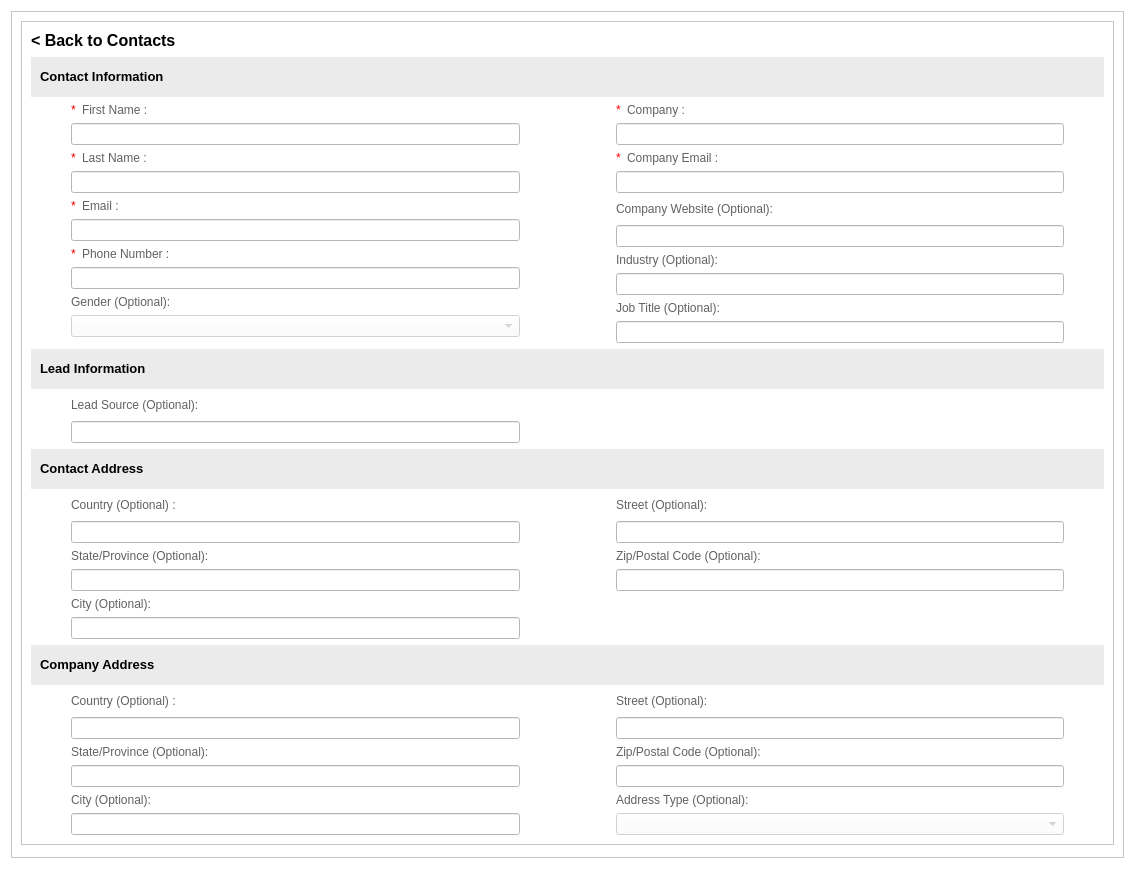
Old version of the form CRM/views/ui/contacts_view.ui in the repository ImGaby123/SalesOptimizer-CRM.
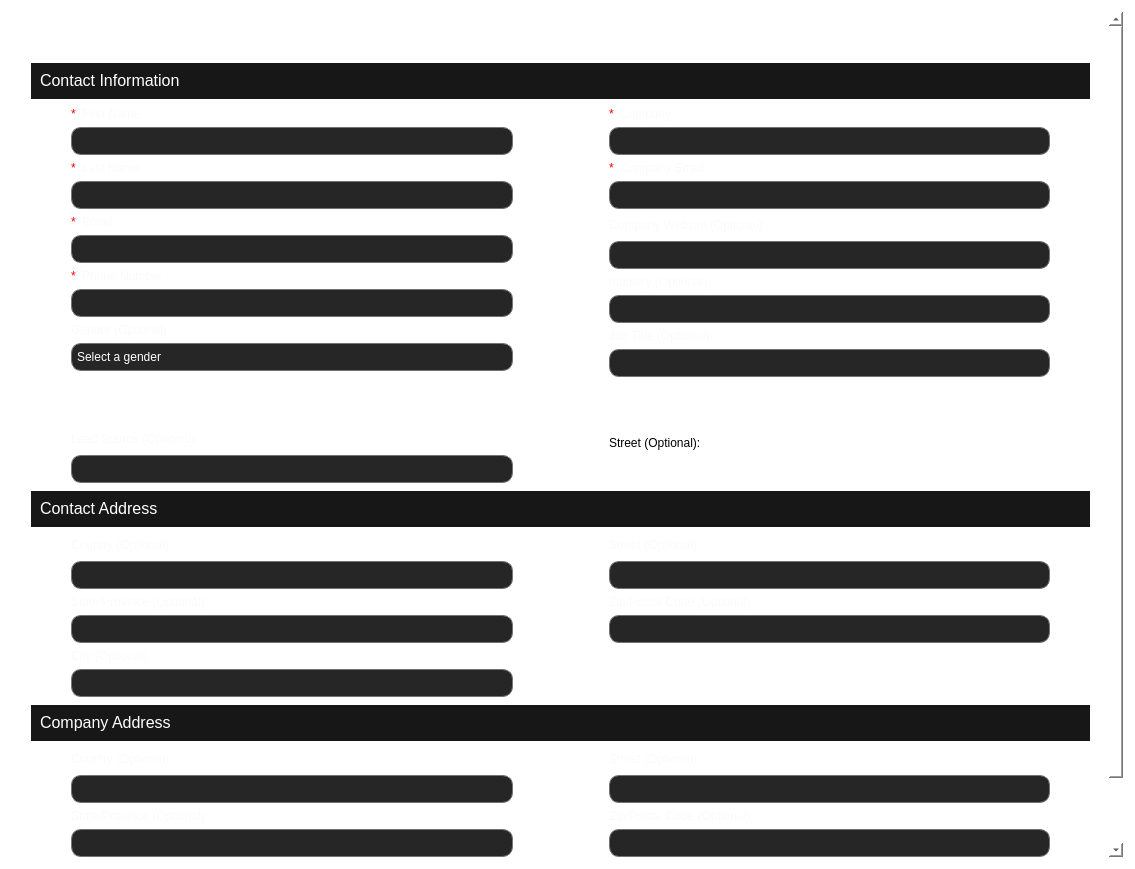
New version of the form. Icons and pictures are not drawn.

Patch:
```diff
--- a/CRM/views/ui/contacts_view.ui
+++ b/CRM/views/ui/contacts_view.ui
@@ -20,7 +20,10 @@
    <string>Contact Details</string>
   </property>
   <property name="styleSheet">
-   <string notr="true">background-color: rgb(255, 255, 255);</string>
+   <string notr="true">background-color: transparent;
+background-color: rgb(255, 255, 255);
+
+</string>
   </property>
   <layout class="QGridLayout" name="gridLayout_11">
    <item row="0" column="0">
@@ -32,7 +35,8 @@
       </sizepolicy>
      </property>
      <property name="styleSheet">
-      <string notr="true">background-color: rgb(255, 255, 255);</string>
+      <string notr="true">background-color: transparent;
+</string>
      </property>
      <property name="widgetResizable">
       <bool>true</bool>
@@ -44,9 +48,9 @@
       <property name="geometry">
        <rect>
         <x>0</x>
-        <y>0</y>
+        <y>-341</y>
         <width>1094</width>
-        <height>1040</height>
+        <height>1186</height>
        </rect>
       </property>
       <property name="sizePolicy">
@@ -90,8 +94,8 @@
           </size>
          </property>
          <property name="styleSheet">
-          <string notr="true">
-background-color: rgb(255, 255, 255);</string>
+          <string notr="true">background-color: transparent;
+</string>
          </property>
          <property name="frameShape">
           <enum>QFrame::Shape::StyledPanel</enum>
@@ -143,6 +147,16 @@
                   <height>16777215</height>
                  </size>
                 </property>
+                <property name="styleSheet">
+                 <string notr="true">QLineEdit {
+    background-color: #262626;
+    border: 1px solid #737373;
+    color: white;
+	border-radius: 10px;
+	padding: 5px;
+	font: 10pt &quot;Segoe UI&quot;;
+}</string>
+                </property>
                </widget>
               </item>
               <item row="10" column="0">
@@ -154,7 +168,7 @@
                  </sizepolicy>
                 </property>
                 <property name="styleSheet">
-                 <string notr="true">color: rgb(98, 98, 98);</string>
+                 <string notr="true">color: #FAFAFA;</string>
                 </property>
                 <property name="text">
                  <string>Job Title (Optional):</string>
@@ -184,6 +198,16 @@
                   <height>16777215</height>
                  </size>
                 </property>
+                <property name="styleSheet">
+                 <string notr="true">QLineEdit {
+    background-color: #262626;
+    border: 1px solid #737373;
+    color: white;
+	border-radius: 10px;
+	padding: 5px;
+	font: 10pt &quot;Segoe UI&quot;;
+}</string>
+                </property>
                </widget>
               </item>
               <item row="0" column="0">
@@ -213,7 +237,7 @@
                    </sizepolicy>
                   </property>
                   <property name="styleSheet">
-                   <string notr="true">color: rgb(98, 98, 98);</string>
+                   <string notr="true">color: #FAFAFA;</string>
                   </property>
                   <property name="text">
                    <string>Company :</string>
@@ -245,6 +269,16 @@
                   <height>16777215</height>
                  </size>
                 </property>
+                <property name="styleSheet">
+                 <string>QLineEdit {
+    background-color: #262626;
+    border: 1px solid #737373;
+    color: white;
+	border-radius: 10px;
+	padding: 5px;
+	font: 10pt &quot;Segoe UI&quot;;
+}</string>
+                </property>
                </widget>
               </item>
               <item row="1" column="0">
@@ -270,6 +304,16 @@
                   <height>16777215</height>
                  </size>
                 </property>
+                <property name="styleSheet">
+                 <string notr="true">QLineEdit {
+    background-color: #262626;
+    border: 1px solid #737373;
+    color: white;
+	border-radius: 10px;
+	padding: 5px;
+	font: 10pt &quot;Segoe UI&quot;;
+}</string>
+                </property>
                </widget>
               </item>
               <item row="8" column="0">
@@ -281,7 +325,7 @@
                  </sizepolicy>
                 </property>
                 <property name="styleSheet">
-                 <string notr="true">color: rgb(98, 98, 98);</string>
+                 <string notr="true">color: #FAFAFA;</string>
                 </property>
                 <property name="text">
                  <string>Industry (Optional):</string>
@@ -297,7 +341,7 @@
                  </sizepolicy>
                 </property>
                 <property name="styleSheet">
-                 <string notr="true">color: rgb(98, 98, 98);</string>
+                 <string notr="true">color: #FAFAFA;</string>
                 </property>
                 <property name="text">
                  <string>Company Website (Optional):</string>
@@ -327,6 +371,16 @@
                   <height>16777215</height>
                  </size>
                 </property>
+                <property name="styleSheet">
+                 <string notr="true">QLineEdit {
+    background-color: #262626;
+    border: 1px solid #737373;
+    color: white;
+	border-radius: 10px;
+	padding: 5px;
+	font: 10pt &quot;Segoe UI&quot;;
+}</string>
+                </property>
                </widget>
               </item>
               <item row="6" column="1">
@@ -372,7 +426,7 @@
                    </sizepolicy>
                   </property>
                   <property name="styleSheet">
-                   <string notr="true">color: rgb(98, 98, 98);</string>
+                   <string notr="true">color: #FAFAFA;</string>
                   </property>
                   <property name="text">
                    <string>Company Email :</string>
@@ -408,6 +462,16 @@
                   <height>16777215</height>
                  </size>
                 </property>
+                <property name="styleSheet">
+                 <string notr="true">QLineEdit {
+    background-color: #262626;
+    border: 1px solid #737373;
+    color: white;
+	border-radius: 10px;
+	padding: 5px;
+	font: 10pt &quot;Segoe UI&quot;;
+}</string>
+                </property>
                </widget>
               </item>
               <item row="8" column="1">
@@ -433,6 +497,16 @@
                   <height>16777215</height>
                  </size>
                 </property>
+                <property name="styleSheet">
+                 <string notr="true">QLineEdit {
+    background-color: #262626;
+    border: 1px solid #737373;
+    color: white;
+	border-radius: 10px;
+	padding: 5px;
+	font: 10pt &quot;Segoe UI&quot;;
+}</string>
+                </property>
                </widget>
               </item>
               <item row="9" column="1">
@@ -444,7 +518,7 @@
                  </sizepolicy>
                 </property>
                 <property name="styleSheet">
-                 <string notr="true">color: rgb(98, 98, 98);</string>
+                 <string notr="true">color: #FAFAFA;</string>
                 </property>
                 <property name="text">
                  <string>Gender (Optional):</string>
@@ -474,6 +548,16 @@
                   <height>16777215</height>
                  </size>
                 </property>
+                <property name="styleSheet">
+                 <string notr="true">QLineEdit {
+    background-color: #262626;
+    border: 1px solid #737373;
+    color: white;
+	border-radius: 10px;
+	padding: 5px;
+	font: 10pt &quot;Segoe UI&quot;;
+}</string>
+                </property>
                </widget>
               </item>
               <item row="10" column="1">
@@ -488,7 +572,24 @@
                  </sizepolicy>
                 </property>
                 <property name="styleSheet">
-                 <string notr="true"/>
+                 <string notr="true">QComboBox {
+    background-color: #262626;
+    border: 1px solid #737373;
+    color: white;
+    border-radius: 10px;
+    padding: 5px;
+    font: 10pt &quot;Segoe UI&quot;;
+}
+
+QComboBox::drop-down {
+    border: none;
+}
+
+QComboBox QAbstractItemView {
+    background-color: #262626;
+    color: white;
+    border-radius: 10px;
+}</string>
                 </property>
                 <property name="currentIndex">
                  <number>-1</number>
@@ -556,7 +657,7 @@
                    </sizepolicy>
                   </property>
                   <property name="styleSheet">
-                   <string notr="true">color: rgb(98, 98, 98);</string>
+                   <string notr="true">color: #FAFAFA;</string>
                   </property>
                   <property name="text">
                    <string>First Name :</string>
@@ -588,6 +689,16 @@
                   <height>16777215</height>
                  </size>
                 </property>
+                <property name="styleSheet">
+                 <string notr="true">QLineEdit {
+    background-color: #262626;
+    border: 1px solid #737373;
+    color: white;
+	border-radius: 10px;
+	padding: 5px;
+	font: 10pt &quot;Segoe UI&quot;;
+}</string>
+                </property>
                </widget>
               </item>
               <item row="3" column="1">
@@ -617,7 +728,7 @@
                    </sizepolicy>
                   </property>
                   <property name="styleSheet">
-                   <string notr="true">color: rgb(98, 98, 98);</string>
+                   <string notr="true">color: #FAFAFA;</string>
                   </property>
                   <property name="text">
                    <string>Last Name :</string>
@@ -653,7 +764,7 @@
                    </sizepolicy>
                   </property>
                   <property name="styleSheet">
-                   <string notr="true">color: rgb(98, 98, 98);</string>
+                   <string notr="true">color: #FAFAFA;</string>
                   </property>
                   <property name="text">
                    <string>Email :</string>
@@ -689,7 +800,7 @@
                    </sizepolicy>
                   </property>
                   <property name="styleSheet">
-                   <string notr="true">color: rgb(98, 98, 98);</string>
+                   <string notr="true">color: #FAFAFA;</string>
                   </property>
                   <property name="text">
                    <string>Phone Number :</string>
@@ -719,7 +830,14 @@
                </size>
               </property>
               <property name="styleSheet">
-               <string notr="true">background-color: rgb(235, 235, 235);</string>
+               <string notr="true">QWidget {
+    background-color: #171717;
+    border-top: 2px solid #ffffff;   /* Change color/width as needed */
+    border-bottom: 2px solid #ffffff;
+    border-left: none;
+    border-right: none;
+}
+</string>
               </property>
               <layout class="QGridLayout" name="gridLayout_4">
                <item row="0" column="0">
@@ -732,12 +850,18 @@
                  </property>
                  <property name="font">
                   <font>
-                   <pointsize>10</pointsize>
-                   <bold>true</bold>
+                   <family>Segoe UI</family>
+                   <pointsize>12</pointsize>
+                   <italic>false</italic>
+                   <fontweight>Black</fontweight>
                   </font>
                  </property>
                  <property name="styleSheet">
-                  <string notr="true"/>
+                  <string notr="true">QLabel {
+    border: none;
+    color: white;
+font: 900 12pt &quot;Segoe UI&quot;;
+}</string>
                  </property>
                  <property name="text">
                   <string>Company Address </string>
@@ -758,6 +882,16 @@
                 <property name="enabled">
                  <bool>false</bool>
                 </property>
+                <property name="styleSheet">
+                 <string notr="true">QLineEdit {
+    background-color: #262626;
+    border: 1px solid #737373;
+    color: white;
+	border-radius: 10px;
+	padding: 5px;
+	font: 10pt &quot;Segoe UI&quot;;
+}</string>
+                </property>
                </widget>
               </item>
               <item row="4" column="1">
@@ -788,7 +922,24 @@
                  </sizepolicy>
                 </property>
                 <property name="styleSheet">
-                 <string notr="true"/>
+                 <string notr="true">QComboBox {
+    background-color: #262626;
+    border: 1px solid #737373;
+    color: white;
+    border-radius: 10px;
+    padding: 5px;
+    font: 10pt &quot;Segoe UI&quot;;
+}
+
+QComboBox::drop-down {
+    border: none;
+}
+
+QComboBox QAbstractItemView {
+    background-color: #262626;
+    color: white;
+    border-radius: 10px;
+}</string>
                 </property>
                 <property name="currentIndex">
                  <number>-1</number>
@@ -822,7 +973,7 @@
                  </sizepolicy>
                 </property>
                 <property name="styleSheet">
-                 <string notr="true">color: rgb(98, 98, 98);</string>
+                 <string notr="true">color: #FAFAFA;</string>
                 </property>
                 <property name="text">
                  <string>Zip/Postal Code (Optional):</string>
@@ -838,7 +989,7 @@
                  </sizepolicy>
                 </property>
                 <property name="styleSheet">
-                 <string notr="true">color: rgb(98, 98, 98);</string>
+                 <string notr="true">color: #FAFAFA;</string>
                 </property>
                 <property name="text">
                  <string>Street (Optional):</string>
@@ -868,6 +1019,16 @@
                   <height>16777215</height>
                  </size>
                 </property>
+                <property name="styleSheet">
+                 <string notr="true">QLineEdit {
+    background-color: #262626;
+    border: 1px solid #737373;
+    color: white;
+	border-radius: 10px;
+	padding: 5px;
+	font: 10pt &quot;Segoe UI&quot;;
+}</string>
+                </property>
                </widget>
               </item>
               <item row="9" column="0">
@@ -879,7 +1040,7 @@
                  </sizepolicy>
                 </property>
                 <property name="styleSheet">
-                 <string notr="true">color: rgb(98, 98, 98);</string>
+                 <string notr="true">color: #FAFAFA;</string>
                 </property>
                 <property name="text">
                  <string>Address Type (Optional):</string>
@@ -931,7 +1092,7 @@
                  </sizepolicy>
                 </property>
                 <property name="styleSheet">
-                 <string notr="true">color: rgb(98, 98, 98);</string>
+                 <string notr="true">color: #FAFAFA;</string>
                 </property>
                 <property name="text">
                  <string>Country (Optional) :</string>
@@ -961,6 +1122,16 @@
                   <height>16777215</height>
                  </size>
                 </property>
+                <property name="styleSheet">
+                 <string notr="true">QLineEdit {
+    background-color: #262626;
+    border: 1px solid #737373;
+    color: white;
+	border-radius: 10px;
+	padding: 5px;
+	font: 10pt &quot;Segoe UI&quot;;
+}</string>
+                </property>
                </widget>
               </item>
               <item row="3" column="1">
@@ -986,6 +1157,16 @@
                   <height>16777215</height>
                  </size>
                 </property>
+                <property name="styleSheet">
+                 <string notr="true">QLineEdit {
+    background-color: #262626;
+    border: 1px solid #737373;
+    color: white;
+	border-radius: 10px;
+	padding: 5px;
+	font: 10pt &quot;Segoe UI&quot;;
+}</string>
+                </property>
                </widget>
               </item>
               <item row="2" column="1">
@@ -997,7 +1178,7 @@
                  </sizepolicy>
                 </property>
                 <property name="styleSheet">
-                 <string notr="true">color: rgb(98, 98, 98);</string>
+                 <string notr="true">color: #FAFAFA;</string>
                 </property>
                 <property name="text">
                  <string>State/Province (Optional):</string>
@@ -1013,7 +1194,7 @@
                  </sizepolicy>
                 </property>
                 <property name="styleSheet">
-                 <string notr="true">color: rgb(98, 98, 98);</string>
+                 <string notr="true">color: #FAFAFA;</string>
                 </property>
                 <property name="text">
                  <string>City (Optional):</string>
@@ -1031,6 +1212,16 @@
                   <verstretch>0</verstretch>
                  </sizepolicy>
                 </property>
+                <property name="styleSheet">
+                 <string notr="true">QLineEdit {
+    background-color: #262626;
+    border: 1px solid #737373;
+    color: white;
+	border-radius: 10px;
+	padding: 5px;
+	font: 10pt &quot;Segoe UI&quot;;
+}</string>
+                </property>
                </widget>
               </item>
              </layout>
@@ -1057,8 +1248,13 @@
                </size>
               </property>
               <property name="styleSheet">
-               <string notr="true">background-color: rgb(235, 235, 235);
-
+               <string notr="true">QWidget {
+    background-color: #171717;
+    border-top: 2px solid #ffffff;   /* Change color/width as needed */
+    border-bottom: 2px solid #ffffff;
+    border-left: none;
+    border-right: none;
+}
 </string>
               </property>
               <layout class="QGridLayout" name="gridLayout_5">
@@ -1072,12 +1268,18 @@
                  </property>
                  <property name="font">
                   <font>
-                   <pointsize>10</pointsize>
-                   <bold>true</bold>
+                   <family>Segoe UI</family>
+                   <pointsize>12</pointsize>
+                   <italic>false</italic>
+                   <fontweight>Black</fontweight>
                   </font>
                  </property>
                  <property name="styleSheet">
-                  <string notr="true"/>
+                  <string notr="true">QLabel {
+    border: none;
+    color: white;
+font: 900 12pt &quot;Segoe UI&quot;;
+}</string>
                  </property>
                  <property name="text">
                   <string>Contact Information</string>
@@ -1104,7 +1306,7 @@
                    </sizepolicy>
                   </property>
                   <property name="styleSheet">
-                   <string notr="true">color: rgb(98, 98, 98);</string>
+                   <string notr="true">color: #FAFAFA;</string>
                   </property>
                   <property name="text">
                    <string>Lead Source (Optional):</string>
@@ -1136,6 +1338,16 @@
                   <height>16777215</height>
                  </size>
                 </property>
+                <property name="styleSheet">
+                 <string notr="true">QLineEdit {
+    background-color: #262626;
+    border: 1px solid #737373;
+    color: white;
+	border-radius: 10px;
+	padding: 5px;
+	font: 10pt &quot;Segoe UI&quot;;
+}</string>
+                </property>
                </widget>
               </item>
               <item row="0" column="0">
@@ -1227,7 +1439,7 @@
                  </sizepolicy>
                 </property>
                 <property name="styleSheet">
-                 <string notr="true">color: rgb(255, 255, 255);</string>
+                 <string notr="true">color: rgb(0, 0, 0);</string>
                 </property>
                 <property name="text">
                  <string>Street (Optional):</string>
@@ -1247,6 +1459,16 @@
                 <property name="enabled">
                  <bool>false</bool>
                 </property>
+                <property name="styleSheet">
+                 <string notr="true">QLineEdit {
+    background-color: #262626;
+    border: 1px solid #737373;
+    color: white;
+	border-radius: 10px;
+	padding: 5px;
+	font: 10pt &quot;Segoe UI&quot;;
+}</string>
+                </property>
                </widget>
               </item>
               <item row="4" column="0">
@@ -1258,7 +1480,7 @@
                  </sizepolicy>
                 </property>
                 <property name="styleSheet">
-                 <string notr="true">color: rgb(98, 98, 98);</string>
+                 <string notr="true">color: #FAFAFA;</string>
                 </property>
                 <property name="text">
                  <string>Street (Optional):</string>
@@ -1304,6 +1526,16 @@
                   <height>16777215</height>
                  </size>
                 </property>
+                <property name="styleSheet">
+                 <string notr="true">QLineEdit {
+    background-color: #262626;
+    border: 1px solid #737373;
+    color: white;
+	border-radius: 10px;
+	padding: 5px;
+	font: 10pt &quot;Segoe UI&quot;;
+}</string>
+                </property>
                </widget>
               </item>
               <item row="7" column="0">
@@ -1315,7 +1547,7 @@
                  </sizepolicy>
                 </property>
                 <property name="styleSheet">
-                 <string notr="true">color: rgb(98, 98, 98);</string>
+                 <string notr="true">color: #FAFAFA;</string>
                 </property>
                 <property name="text">
                  <string>Zip/Postal Code (Optional):</string>
@@ -1358,7 +1590,7 @@
                  </sizepolicy>
                 </property>
                 <property name="styleSheet">
-                 <string notr="true">color: rgb(98, 98, 98);</string>
+                 <string notr="true">color: #FAFAFA;</string>
                 </property>
                 <property name="text">
                  <string>Country (Optional) :</string>
@@ -1388,6 +1620,16 @@
                   <height>16777215</height>
                  </size>
                 </property>
+                <property name="styleSheet">
+                 <string notr="true">QLineEdit {
+    background-color: #262626;
+    border: 1px solid #737373;
+    color: white;
+	border-radius: 10px;
+	padding: 5px;
+	font: 10pt &quot;Segoe UI&quot;;
+}</string>
+                </property>
                </widget>
               </item>
               <item row="3" column="1">
@@ -1413,6 +1655,16 @@
                   <height>16777215</height>
                  </size>
                 </property>
+                <property name="styleSheet">
+                 <string notr="true">QLineEdit {
+    background-color: #262626;
+    border: 1px solid #737373;
+    color: white;
+	border-radius: 10px;
+	padding: 5px;
+	font: 10pt &quot;Segoe UI&quot;;
+}</string>
+                </property>
                </widget>
               </item>
               <item row="2" column="1">
@@ -1424,7 +1676,7 @@
                  </sizepolicy>
                 </property>
                 <property name="styleSheet">
-                 <string notr="true">color: rgb(98, 98, 98);</string>
+                 <string notr="true">color: #FAFAFA;</string>
                 </property>
                 <property name="text">
                  <string>State/Province (Optional):</string>
@@ -1440,7 +1692,7 @@
                  </sizepolicy>
                 </property>
                 <property name="styleSheet">
-                 <string notr="true">color: rgb(98, 98, 98);</string>
+                 <string notr="true">color: #FAFAFA;</string>
                 </property>
                 <property name="text">
                  <string>City (Optional):</string>
@@ -1458,6 +1710,16 @@
                   <verstretch>0</verstretch>
                  </sizepolicy>
                 </property>
+                <property name="styleSheet">
+                 <string notr="true">QLineEdit {
+    background-color: #262626;
+    border: 1px solid #737373;
+    color: white;
+	border-radius: 10px;
+	padding: 5px;
+	font: 10pt &quot;Segoe UI&quot;;
+}</string>
+                </property>
                </widget>
               </item>
              </layout>
@@ -1497,7 +1759,14 @@
                </size>
               </property>
               <property name="styleSheet">
-               <string notr="true">background-color: rgb(235, 235, 235);</string>
+               <string notr="true">QWidget {
+    background-color: #171717;
+    border-top: 2px solid #ffffff;   /* Change color/width as needed */
+    border-bottom: 2px solid #ffffff;
+    border-left: none;
+    border-right: none;
+}
+</string>
               </property>
               <layout class="QGridLayout" name="gridLayout_17">
                <item row="0" column="0">
@@ -1510,12 +1779,18 @@
                  </property>
                  <property name="font">
                   <font>
-                   <pointsize>10</pointsize>
-                   <bold>true</bold>
+                   <family>Segoe UI</family>
+                   <pointsize>12</pointsize>
+                   <italic>false</italic>
+                   <fontweight>Black</fontweight>
                   </font>
                  </property>
                  <property name="styleSheet">
-                  <string notr="true"/>
+                  <string notr="true">QLabel {
+    border: none;
+    color: white;
+font: 900 12pt &quot;Segoe UI&quot;;
+}</string>
                  </property>
                  <property name="text">
                   <string>Contact Address </string>
@@ -1539,18 +1814,22 @@
               </property>
               <property name="font">
                <font>
-                <pointsize>12</pointsize>
-                <bold>true</bold>
+                <family>Segoe UI</family>
+                <pointsize>15</pointsize>
+                <italic>false</italic>
+                <fontweight>Black</fontweight>
                </font>
               </property>
               <property name="styleSheet">
                <string notr="true">QPushButton {
     border: none;          /* Removes the button border */
     background: transparent; /* Makes it blend with the background */
-    color: black;          /* Matches QLabel text color */
+    color: white;          /* Matches QLabel text color */
     text-align: left;      /* Aligns text like a QLabel (optional) */
     padding: 0px;          /* Removes extra spacing */
-}</string>
+font: 900 15pt &quot;Segoe UI&quot;;
+}
+</string>
               </property>
               <property name="text">
                <string>&lt; Back to Contacts</string>
@@ -1597,7 +1876,14 @@
                </size>
               </property>
               <property name="styleSheet">
-               <string notr="true">background-color: rgb(235, 235, 235);
+               <string notr="true">QWidget {
+    background-color: #171717;
+    border-top: 2px solid #ffffff;   /* Change color/width as needed */
+    border-bottom: 2px solid #ffffff;
+    border-left: none;
+    border-right: none;
+}
+background-color: rgb(235, 235, 235);
 
 </string>
               </property>
@@ -1612,12 +1898,18 @@
                  </property>
                  <property name="font">
                   <font>
-                   <pointsize>10</pointsize>
-                   <bold>true</bold>
+                   <family>Segoe UI</family>
+                   <pointsize>12</pointsize>
+                   <italic>false</italic>
+                   <fontweight>Black</fontweight>
                   </font>
                  </property>
                  <property name="styleSheet">
-                  <string notr="true"/>
+                  <string notr="true">QLabel {
+    border: none;
+    color: white;
+font: 900 12pt &quot;Segoe UI&quot;;
+}</string>
                  </property>
                  <property name="text">
                   <string>Lead Information</string>
```
